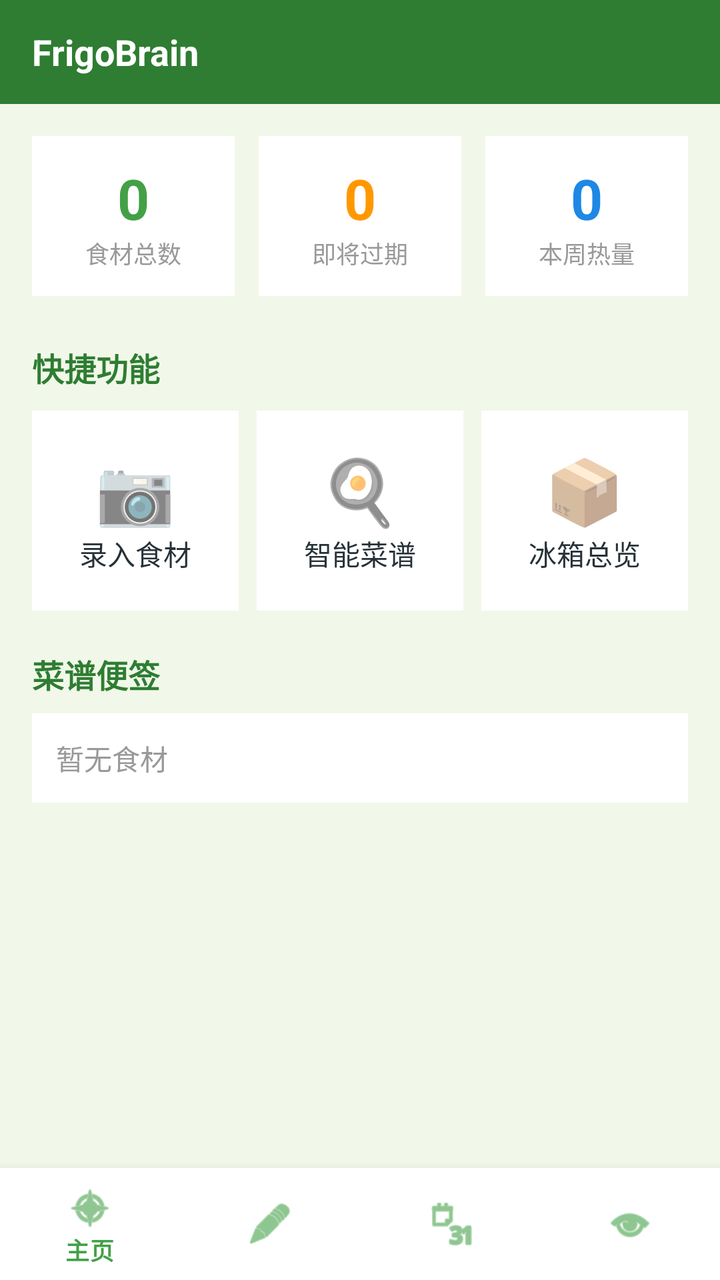
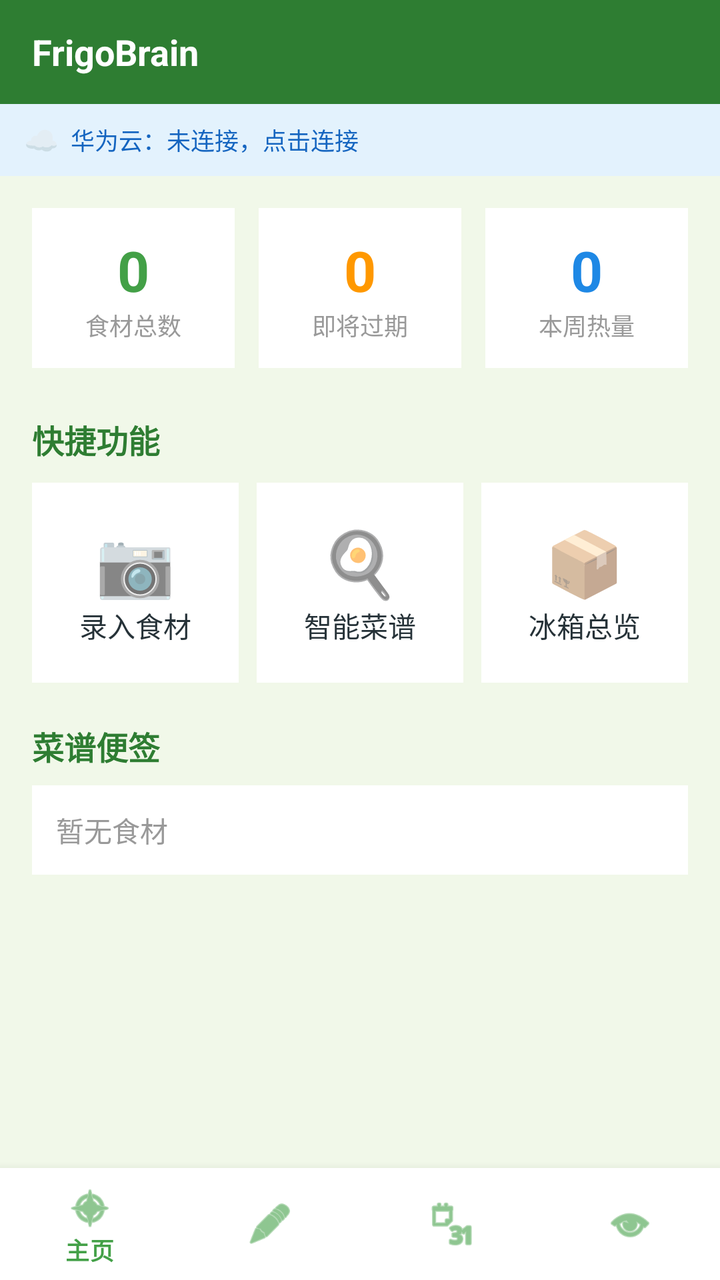

Two renders of the same Android screen: before a commit and after it. Below are the layout's source before the change and the commit's diff.
<!-- AndroidManifest.xml: application theme Theme.FrigoBrain -->
<!-- res/layout/activity_main.xml -->
<?xml version="1.0" encoding="utf-8"?>
<LinearLayout xmlns:android="http://schemas.android.com/apk/res/android"
    xmlns:app="http://schemas.android.com/apk/res-auto"
    android:layout_width="match_parent"
    android:layout_height="match_parent"
    android:orientation="vertical">

    <LinearLayout
        android:layout_width="match_parent"
        android:layout_height="52dp"
        android:background="@color/primaryDark"
        android:gravity="center_vertical"
        android:paddingHorizontal="16dp">

        <TextView
            android:layout_width="0dp"
            android:layout_height="wrap_content"
            android:layout_weight="1"
            android:text="FrigoBrain"
            android:textColor="@android:color/white"
            android:textSize="18sp"
            android:textStyle="bold" />

        <TextView
            android:id="@+id/tv_version"
            android:layout_width="wrap_content"
            android:layout_height="wrap_content"
            android:text=""
            android:textColor="#AAFFFFFF"
            android:textSize="11sp" />
    </LinearLayout>

    <LinearLayout
        android:id="@+id/banner_expiry"
        android:layout_width="match_parent"
        android:layout_height="wrap_content"
        android:background="#FFF3E0"
        android:gravity="center_vertical"
        android:orientation="horizontal"
        android:padding="10dp"
        android:visibility="gone">

        <TextView
            android:id="@+id/tv_expiry_alert"
            android:layout_width="0dp"
            android:layout_height="wrap_content"
            android:layout_weight="1"
            android:textColor="#E65100"
            android:textSize="13sp" />

        <TextView
            android:id="@+id/btn_view_expiring"
            android:layout_width="wrap_content"
            android:layout_height="30dp"
            android:background="#FF9800"
            android:gravity="center"
            android:paddingLeft="12dp"
            android:paddingRight="12dp"
            android:text="查看"
            android:textColor="@android:color/white"
            android:textSize="12sp" />
    </LinearLayout>

    <ScrollView
        android:layout_width="match_parent"
        android:layout_height="0dp"
        android:layout_weight="1"
        android:background="#F1F8E9">

        <LinearLayout
            android:layout_width="match_parent"
            android:layout_height="wrap_content"
            android:orientation="vertical"
            android:padding="16dp">

            <LinearLayout
                android:layout_width="match_parent"
                android:layout_height="wrap_content"
                android:orientation="horizontal">

                <LinearLayout
                    android:id="@+id/card_total"
                    android:layout_width="0dp"
                    android:layout_height="80dp"
                    android:layout_weight="1"
                    android:layout_marginEnd="8dp"
                    android:background="@color/surface"
                    android:gravity="center"
                    android:orientation="vertical">

                    <TextView
                        android:id="@+id/tv_total_count"
                        android:layout_width="wrap_content"
                        android:layout_height="wrap_content"
                        android:text="0"
                        android:textColor="@color/primary"
                        android:textSize="28sp"
                        android:textStyle="bold" />

                    <TextView
                        android:layout_width="wrap_content"
                        android:layout_height="wrap_content"
                        android:text="食材总数"
                        android:textColor="#999"
                        android:textSize="12sp" />
                </LinearLayout>

                <LinearLayout
                    android:id="@+id/card_expiring"
                    android:layout_width="0dp"
                    android:layout_height="80dp"
                    android:layout_weight="1"
                    android:layout_marginStart="4dp"
                    android:layout_marginEnd="4dp"
                    android:background="@color/surface"
                    android:gravity="center"
                    android:orientation="vertical">

                    <TextView
                        android:id="@+id/tv_expiring_count"
                        android:layout_width="wrap_content"
                        android:layout_height="wrap_content"
                        android:text="0"
                        android:textColor="#FF9800"
                        android:textSize="28sp"
                        android:textStyle="bold" />

                    <TextView
                        android:layout_width="wrap_content"
                        android:layout_height="wrap_content"
                        android:text="即将过期"
                        android:textColor="#999"
                        android:textSize="12sp" />
                </LinearLayout>

                <LinearLayout
                    android:id="@+id/card_weekly"
                    android:layout_width="0dp"
                    android:layout_height="80dp"
                    android:layout_weight="1"
                    android:layout_marginStart="8dp"
                    android:background="@color/surface"
                    android:gravity="center"
                    android:orientation="vertical">

                    <TextView
                        android:id="@+id/tv_weekly_cal"
                        android:layout_width="wrap_content"
                        android:layout_height="wrap_content"
                        android:text="0"
                        android:textColor="@color/protein"
                        android:textSize="28sp"
                        android:textStyle="bold" />

                    <TextView
                        android:layout_width="wrap_content"
                        android:layout_height="wrap_content"
                        android:text="本周热量"
                        android:textColor="#999"
                        android:textSize="12sp" />
                </LinearLayout>
            </LinearLayout>

            <TextView
                android:layout_width="wrap_content"
                android:layout_height="wrap_content"
                android:layout_marginTop="24dp"
                android:text="快捷功能"
                android:textColor="@color/primaryDark"
                android:textSize="16sp"
                android:textStyle="bold" />

            <LinearLayout
                android:layout_width="match_parent"
                android:layout_height="wrap_content"
                android:layout_marginTop="10dp"
                android:orientation="horizontal">

                <LinearLayout
                    android:id="@+id/btn_quick_add"
                    android:layout_width="0dp"
                    android:layout_height="100dp"
                    android:layout_weight="1"
                    android:layout_marginEnd="6dp"
                    android:background="@color/surface"
                    android:gravity="center"
                    android:orientation="vertical"
                    android:clickable="true"
                    android:focusable="true">

                    <TextView
                        android:layout_width="wrap_content"
                        android:layout_height="wrap_content"
                        android:text="📷"
                        android:textSize="32sp" />

                    <TextView
                        android:layout_width="wrap_content"
                        android:layout_height="wrap_content"
                        android:text="录入食材"
                        android:textColor="@color/onBackground"
                        android:textSize="14sp" />
                </LinearLayout>

                <LinearLayout
                    android:id="@+id/btn_quick_recipe"
                    android:layout_width="0dp"
                    android:layout_height="100dp"
                    android:layout_weight="1"
                    android:layout_marginStart="3dp"
                    android:layout_marginEnd="3dp"
                    android:background="@color/surface"
                    android:gravity="center"
                    android:orientation="vertical"
                    android:clickable="true"
                    android:focusable="true">

                    <TextView
                        android:layout_width="wrap_content"
                        android:layout_height="wrap_content"
                        android:text="🍳"
                        android:textSize="32sp" />

                    <TextView
                        android:layout_width="wrap_content"
                        android:layout_height="wrap_content"
                        android:text="智能菜谱"
                        android:textColor="@color/onBackground"
                        android:textSize="14sp" />
                </LinearLayout>

                <LinearLayout
                    android:id="@+id/btn_quick_nutrition"
                    android:layout_width="0dp"
                    android:layout_height="100dp"
                    android:layout_weight="1"
                    android:layout_marginStart="6dp"
                    android:background="@color/surface"
                    android:gravity="center"
                    android:orientation="vertical"
                    android:clickable="true"
                    android:focusable="true">

                    <TextView
                        android:layout_width="wrap_content"
                        android:layout_height="wrap_content"
                        android:text="📦"
                        android:textSize="32sp" />

                    <TextView
                        android:layout_width="wrap_content"
                        android:layout_height="wrap_content"
                        android:text="冰箱总览"
                        android:textColor="@color/onBackground"
                        android:textSize="14sp" />
                </LinearLayout>
            </LinearLayout>

            <TextView
                android:layout_width="wrap_content"
                android:layout_height="wrap_content"
                android:layout_marginTop="20dp"
                android:text="菜谱便签"
                android:textColor="@color/primaryDark"
                android:textSize="16sp"
                android:textStyle="bold" />

            <TextView
                android:id="@+id/tv_food_list"
                android:layout_width="match_parent"
                android:layout_height="wrap_content"
                android:layout_marginTop="8dp"
                android:background="@color/surface"
                android:padding="12dp"
                android:text="暂无食材"
                android:textColor="#999"
                android:textSize="14sp" />

        </LinearLayout>
    </ScrollView>

    <com.google.android.material.bottomnavigation.BottomNavigationView
        android:id="@+id/bottom_nav"
        android:layout_width="match_parent"
        android:layout_height="wrap_content"
        android:background="@color/surface"
        app:menu="@menu/nav_menu" />

</LinearLayout>
<!-- resources referenced by this layout -->
<resources>
  <color name="onBackground">#263238</color>
  <color name="primary">#43A047</color>
  <color name="primaryDark">#2E7D32</color>
  <color name="protein">#1E88E5</color>
  <color name="surface">#FFFFFF</color>
  <style name="Theme.FrigoBrain" parent="Theme.MaterialComponents.Light.NoActionBar">
          <item name="colorPrimary">@color/primary</item>
          <item name="colorPrimaryDark">@color/primaryDark</item>
          <item name="colorAccent">@color/accent</item>
          <item name="colorPrimaryVariant">@color/primaryDark</item>
          <item name="colorOnPrimary">@color/onPrimary</item>
          <item name="android:colorBackground">@color/background</item>
          <item name="android:statusBarColor">@color/primaryDark</item>
          <item name="colorSurface">@color/surface</item>
          <item name="colorOnSurface">@color/onBackground</item>
          <item name="bottomNavigationStyle">@style/BottomNav</item>
      </style>
  <color name="accent">#FF7043</color>
  <color name="onPrimary">#FFFFFF</color>
  <color name="background">#F1F8E9</color>
  <style name="BottomNav" parent="Widget.MaterialComponents.BottomNavigationView">
          <item name="itemIconTint">@color/primary</item>
          <item name="itemTextColor">@color/primary</item>
          <item name="android:background">@color/surface</item>
          <item name="elevation">8dp</item>
      </style>
</resources>

<!-- the commit's change to res/layout/activity_main.xml (unified diff, before → after) -->
@@ -28,6 +28,35 @@
             android:text=""
             android:textColor="#AAFFFFFF"
             android:textSize="11sp" />
+    </LinearLayout>
+
+    
+    <LinearLayout
+        android:id="@+id/iot_bar"
+        android:layout_width="match_parent"
+        android:layout_height="36dp"
+        android:background="#E3F2FD"
+        android:gravity="center_vertical"
+        android:paddingHorizontal="12dp"
+        android:clickable="true"
+        android:focusable="true">
+
+        <TextView
+            android:id="@+id/iot_status_icon"
+            android:layout_width="wrap_content"
+            android:layout_height="wrap_content"
+            android:text="☁️"
+            android:textSize="14sp" />
+
+        <TextView
+            android:id="@+id/iot_status_text"
+            android:layout_width="0dp"
+            android:layout_height="wrap_content"
+            android:layout_weight="1"
+            android:layout_marginStart="6dp"
+            android:text="华为云：未连接，点击连接"
+            android:textColor="#1565C0"
+            android:textSize="12sp" />
     </LinearLayout>
 
     <LinearLayout
